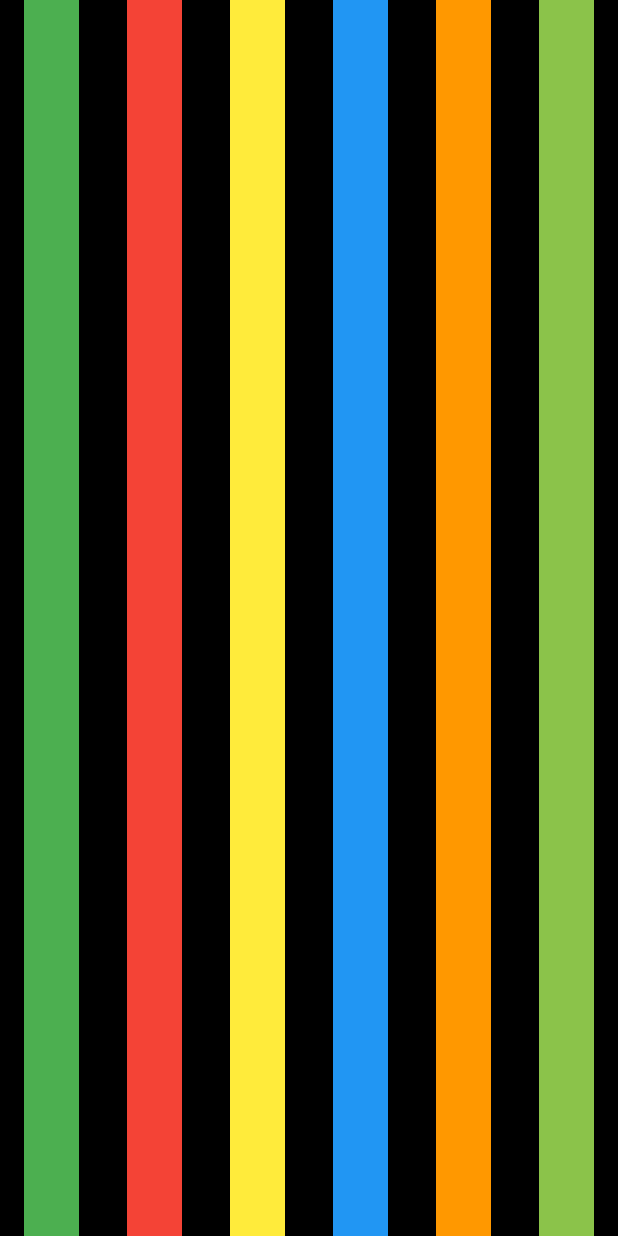
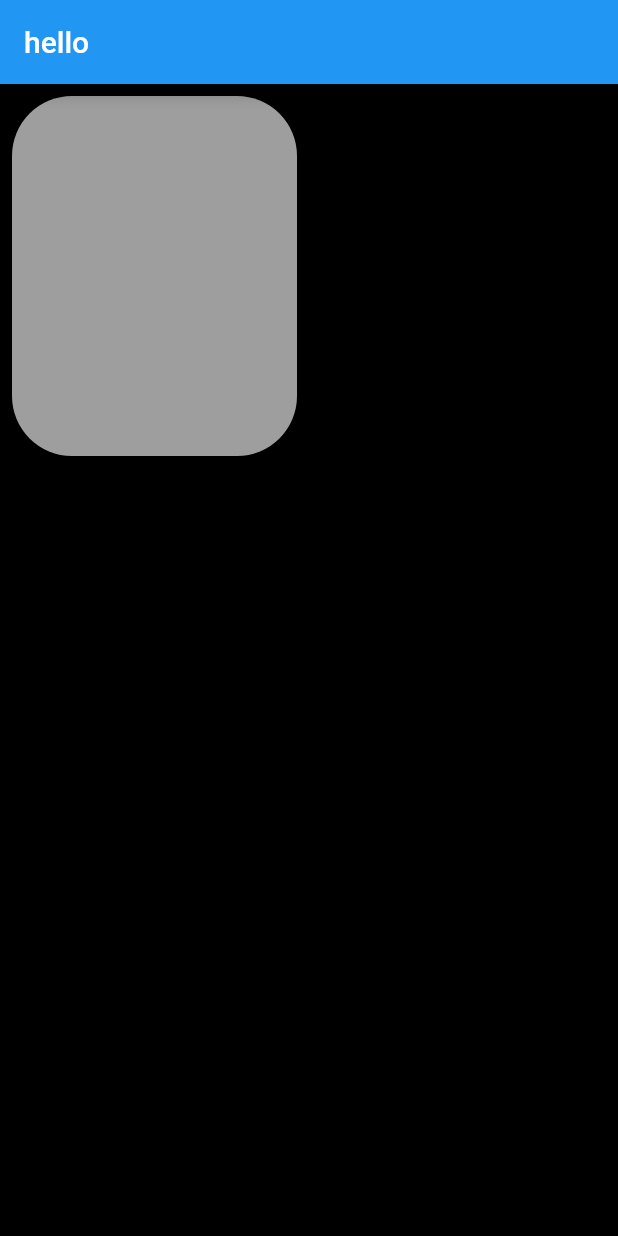
Before and after one commit to salam73/flutter_tutorial, a Flutter app: the screen it shows after launch, on a phone screen of 412 x 824 dp. Run offline on Flutter 3.47's test engine with Material 2 defaults, Android fonts, the phone set to English and light mode, and no system bars; our stand-ins replace audioplayers.

```diff
--- a/lib/main.dart
+++ b/lib/main.dart
@@ -1,6 +1,8 @@
 import 'package:flutter/material.dart';
 import 'package:flutter_tutorial/mygame.dart';
+import 'package:flutter_tutorial/screen/layout1.dart';
 import 'sound.dart';
+import 'coloring.dart';
 
 void main() => runApp(MyApp());
 
@@ -12,7 +14,12 @@ class MyApp extends StatelessWidget {
       debugShowCheckedModeBanner: false,
       title: 'Flutter Demo',
      // home: MyGame(title: 'Flutter Demo Home '),
-      home: Sound(),
+     // home: Sound(),
+      home: SafeArea(
+
+        child: Layout1(),
+      ),
+
     );
   }
 }
--- /dev/null
+++ b/lib/screen/layout1.dart
@@ -0,0 +1,64 @@
+import 'package:flutter/material.dart';
+
+class Layout1 extends StatelessWidget {
+  @override
+  Widget build(BuildContext context) {
+    return Scaffold(
+      backgroundColor: Colors.black,
+      appBar: AppBar(
+        title: Text('hello'),
+      ),
+      body: Column(
+        children: <Widget>[
+          Expanded(
+            child: Row(
+              children: <Widget>[
+                CircleWidget(
+                  color: Colors.grey,
+
+                ),
+                CircleWidget(),
+              ],
+            ),
+          ),
+          CircleWidget(),
+          Expanded(
+            child: Row(
+              children: <Widget>[
+                CircleWidget(),
+                CircleWidget(),
+              ],
+            ),
+          )
+        ],
+      ),
+    );
+  }
+}
+
+class CircleWidget extends StatelessWidget {
+  CircleWidget({this.color, this.widget});
+
+  final Color color;
+  final Widget widget;
+
+  @override
+  Widget build(BuildContext context) {
+    return Expanded(
+      child: Padding(
+        padding: const EdgeInsets.all(8.0),
+        child: Container(
+          child: widget,
+          decoration: new BoxDecoration(
+              color: color,
+              borderRadius: new BorderRadius.only(
+                topLeft: const Radius.circular(40.0),
+                topRight: const Radius.circular(40.0),
+                bottomLeft: Radius.circular(40),
+                bottomRight: Radius.circular(40),
+              )),
+        ),
+      ),
+    );
+  }
+}
--- a/lib/sound.dart
+++ b/lib/sound.dart
@@ -24,12 +24,12 @@ class Sound extends StatelessWidget {
         body: SafeArea(
           child: Row(
             children: <Widget>[
-              soundKey(color: Colors.green,number: 1),
+              soundKey(color: Color(0xFF2196f3),number: 1),
               soundKey(color: Colors.red, number: 2),
               soundKey(color: Colors.yellow, number: 3),
               soundKey(color: Colors.blue, number: 4),
               NewWidget(color: Colors.orange, number: 5,),
-              NewWidget(color: Colors.lightGreen, number: 6,),
+              NewWidget(color: Color(0xFF2196f3), number: 6,),
             ],
           ),
         ),
```
Also changed, not shown: lib/coloring.dart (added, +63 -0 lines).
